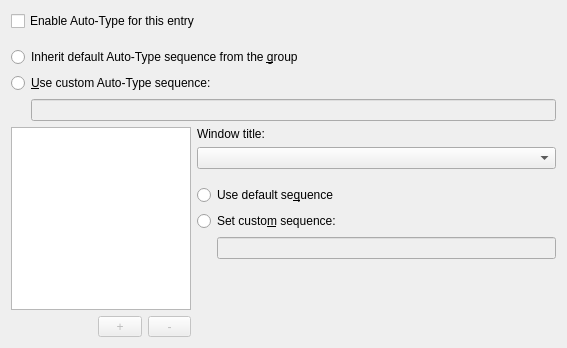
Before: the Qt Designer form src/gui/entry/EditEntryWidgetAutoType.ui in keepassxreboot/keepassxc, drawn with Qt 5.
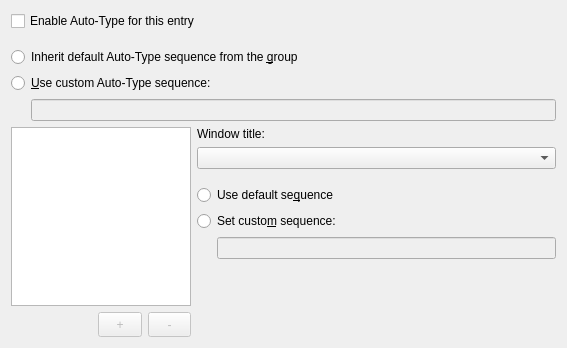
After: the same form once the commit is applied. Custom widgets are drawn as their Qt base class.

Commit message: Change size policy of alphabet buttons to avoid tiny button sizes

Patch:
```diff
--- a/src/gui/entry/EditEntryWidgetAutoType.ui
+++ b/src/gui/entry/EditEntryWidgetAutoType.ui
@@ -110,15 +110,15 @@
             <bool>false</bool>
            </property>
            <property name="sizePolicy">
-            <sizepolicy hsizetype="Preferred" vsizetype="Fixed">
+            <sizepolicy hsizetype="Preferred" vsizetype="Preferred">
              <horstretch>0</horstretch>
-             <verstretch>1</verstretch>
+             <verstretch>0</verstretch>
             </sizepolicy>
            </property>
            <property name="minimumSize">
             <size>
-             <width>35</width>
-             <height>0</height>
+             <width>0</width>
+             <height>25</height>
             </size>
            </property>
            <property name="text">
@@ -132,11 +132,17 @@
             <bool>false</bool>
            </property>
            <property name="sizePolicy">
-            <sizepolicy hsizetype="Preferred" vsizetype="Fixed">
+            <sizepolicy hsizetype="Preferred" vsizetype="Preferred">
              <horstretch>0</horstretch>
              <verstretch>0</verstretch>
             </sizepolicy>
            </property>
+           <property name="minimumSize">
+            <size>
+             <width>0</width>
+             <height>25</height>
+            </size>
+           </property>
            <property name="text">
             <string>-</string>
            </property>
```
The commit also changes 3 other files.
